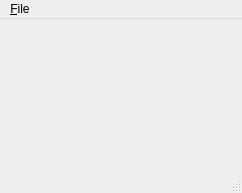
Old version of the form layout/main.ui in the repository jling-NM/timemachine.
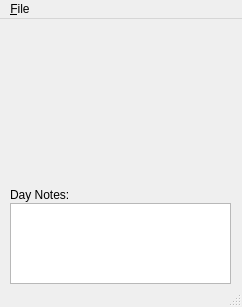
New version of the form. Icons and pictures are not drawn.

Commit message: Add first time messages.\nUse internal member to add buttons

What changed in the file:
```diff
--- a/layout/main.ui
+++ b/layout/main.ui
@@ -8,9 +8,18 @@
     <x>0</x>
     <y>0</y>
     <width>242</width>
-    <height>193</height>
+    <height>307</height>
    </rect>
   </property>
+  <property name="sizePolicy">
+   <sizepolicy hsizetype="Preferred" vsizetype="Preferred">
+    <horstretch>0</horstretch>
+    <verstretch>0</verstretch>
+   </sizepolicy>
+  </property>
+  <property name="focusPolicy">
+   <enum>Qt::StrongFocus</enum>
+  </property>
   <property name="windowTitle">
    <string>Time Machine</string>
   </property>
@@ -18,6 +27,9 @@
    <iconset>
     <normaloff>:/images/timemachine_16x16.png</normaloff>:/images/timemachine_16x16.png</iconset>
   </property>
+  <property name="tabShape">
+   <enum>QTabWidget::Triangular</enum>
+  </property>
   <widget class="QWidget" name="centralwidget">
    <widget class="QWidget" name="verticalLayoutWidget">
     <property name="geometry">
@@ -37,6 +49,32 @@
      </property>
     </layout>
    </widget>
+   <widget class="QTextEdit" name="textEdit">
+    <property name="geometry">
+     <rect>
+      <x>10</x>
+      <y>184</y>
+      <width>221</width>
+      <height>81</height>
+     </rect>
+    </property>
+    <property name="focusPolicy">
+     <enum>Qt::ClickFocus</enum>
+    </property>
+   </widget>
+   <widget class="QLabel" name="label">
+    <property name="geometry">
+     <rect>
+      <x>10</x>
+      <y>168</y>
+      <width>71</width>
+      <height>16</height>
+     </rect>
+    </property>
+    <property name="text">
+     <string>Day Notes:</string>
+    </property>
+   </widget>
   </widget>
   <widget class="QStatusBar" name="statusbar"/>
   <widget class="QMenuBar" name="menubar">
```
Left out of the diff: 4 changed lines with no effect on the pictures. The commit also changes 3 other files.
